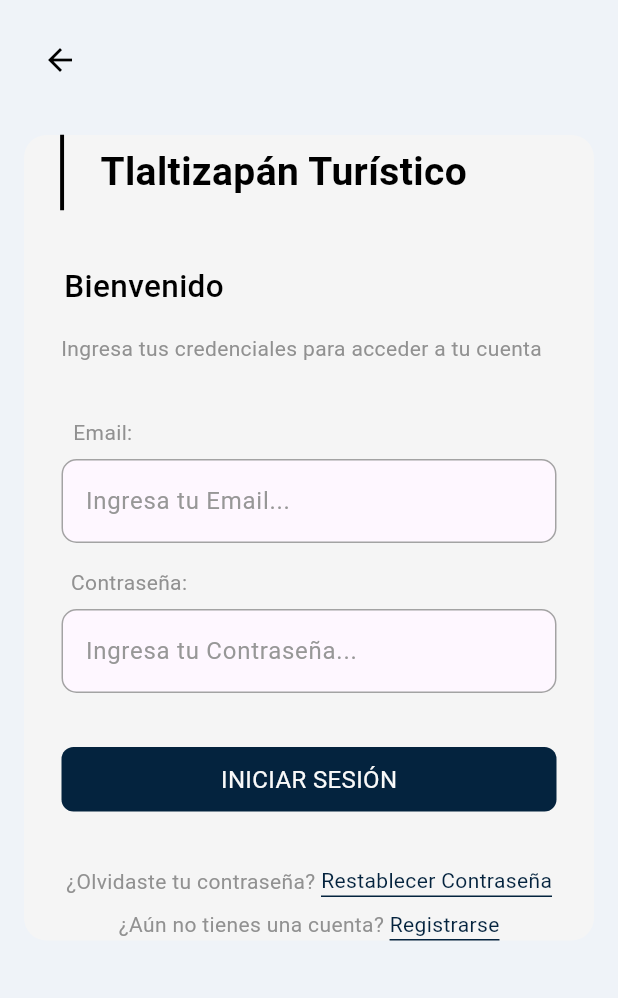
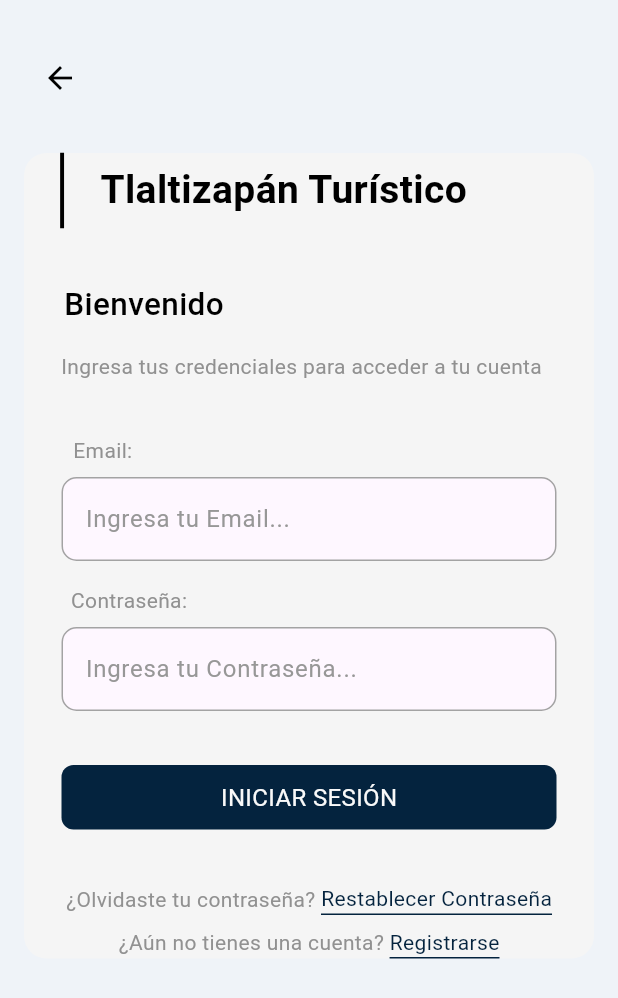
Before and after one commit to AlmaFKt/TlaltizapanTuristico, a Flutter app: the screen it shows after launch, after a tap on the "menu" icon, on a phone screen of 412 x 824 dp. Shown: the top 998 px of the screen. Run offline on Flutter 3.47's test engine with Material 3 defaults, Android fonts, the phone set to English and light mode, and no system bars; our stand-ins replace flutter_svg, get, google_fonts; network calls fail.

Commit message:
Se agrego plantilla para widget principal(Descubre), agregue variables, agregue img para uso de ejemplo, se arreglo la parte de inicio de sesion y rest contraseña (no scrolleaban bien).

```diff
--- /dev/null
+++ b/lib/Componentes/carta_customizable.dart
@@ -0,0 +1,104 @@
+import 'package:flutter/material.dart';
+import 'package:tlaltizapan_turistico/Componentes/variables.dart';
+
+class CartaCustomizable extends StatelessWidget {
+  final String imagePath;
+  final String title;
+  final String description;
+  final VoidCallback onTap;
+
+  CartaCustomizable({
+    required this.imagePath,
+    required this.title,
+    required this.description,
+    required this.onTap,
+  });
+
+  @override
+  Widget build(BuildContext context) {
+    return Padding(
+      padding: const EdgeInsets.all(15.0),
+      child: Container(
+        child: Column(crossAxisAlignment: CrossAxisAlignment.start, children: [
+          //Titulo
+          Text(
+            title,
+            style: H5,
+          ),
+          const SizedBox(height: 2),
+          //Descripción
+          Text(
+            description,
+            style: H3,
+          ),
+          SB16,
+          //Imagen con titulo
+          Stack(
+            children: [
+              ClipRRect(
+                borderRadius: BorderRadius.circular(15),
+                child: Image.network(
+                  imagePath,
+                  height: 130,
+                  width: double.infinity,
+                  fit: BoxFit.fill,
+                ),
+              ),
+              Container(
+                height: 130,
+                width: 380,
+                decoration: BoxDecoration(
+                  borderRadius: BorderRadius.circular(15),
+                  gradient: LinearGradient(
+                    begin: Alignment.centerLeft,
+                    end: Alignment.centerRight,
+                    colors: [Colors.black.withOpacity(0.7), Colors.transparent],
+                  ),
+                ),
+              ),
+              Positioned(
+                top: 43,
+                left: 10,
+                child: Text(
+                  title,
+                  style: TextStyle(
+                    color: Colors.white,
+                    fontSize: 32,
+                    fontWeight: FontWeight.w500,
+                  ),
+                ),
+              ),
+            ],
+          ),
+          SB8,
+          //Botón
+          Container(
+            width: double.infinity,
+            child: ElevatedButton(
+              onPressed: onTap,
+              child: Row(
+                mainAxisAlignment: MainAxisAlignment.center,
+                children: [
+                  Text(
+                    'Ver Todos',
+                    style: TextStyle(color: Colors.white, fontSize: 16),
+                  ),
+
+                  const SizedBox(width: 6),
+//icono
+                  Icon(Icons.chevron_right, color: Colors.white),
+                ],
+              ),
+              style: ElevatedButton.styleFrom(
+                backgroundColor: azulOscuro,
+                shape: RoundedRectangleBorder(
+                  borderRadius: BorderRadius.all(Radius.circular(14)),
+                ),
+              ),
+            ),
+          ),
+        ]),
+      ),
+    );
+  }
+}
--- a/lib/Componentes/variables.dart
+++ b/lib/Componentes/variables.dart
@@ -22,6 +22,14 @@ TextStyle H2 = GoogleFonts.roboto(
   ),
 );
 
+TextStyle H3 = GoogleFonts.roboto(
+  textStyle: const TextStyle(
+    color: Color.fromARGB(255, 95, 95, 95),
+    fontSize: 18.5,
+    fontWeight: FontWeight.w300,
+  ),
+);
+
 TextStyle H4 = GoogleFonts.roboto(
   textStyle: const TextStyle(
     color: Color.fromARGB(255, 145, 145, 145),
@@ -29,9 +37,20 @@ TextStyle H4 = GoogleFonts.roboto(
     fontWeight: FontWeight.normal,
   ),
 );
-
+//Texto extra
+TextStyle H5 = GoogleFonts.roboto(
+  textStyle: const TextStyle(
+    color: Color.fromARGB(255, 4, 35, 62),
+    fontSize: 24,
+    fontWeight: FontWeight.bold,
+  ),
+);
 //Color de fondo (sin tema oscuro y claro por el momento)
 Color ColorFondo = Color.fromARGB(255, 239, 243, 248);
+
+//Color tono azul oscuro y gris
+Color azulOscuro = Color.fromARGB(255, 4, 35, 62);
+Color gris = Color.fromARGB(255, 122, 122, 122);
 
 //Espacios con tamaños predefinidos considerando el diseño figma
 final SB8 = const SizedBox(height: 8);
@@ -50,8 +69,8 @@ PreferredSize appBar = PreferredSize(
           padding: const EdgeInsets.all(8.0),
           child: Image.asset(
             'imagenes/pueblos-magicos-png.png',
-            height: 140,
-            width: 120,
+            height: 85,
+            width: 85,
           ),
         ),
         Padding(
@@ -60,7 +79,11 @@ PreferredSize appBar = PreferredSize(
             onTap: () {
               Get.to(InicioSesion());
             },
-            child: Icon(Icons.menu, size: 30, color: Color.fromARGB(255, 122,122,122),),
+            child: Icon(
+              Icons.menu,
+              size: 30,
+              color: gris,
+            ),
           ),
         ),
       ],
--- a/lib/Responsivo/cuerpo_base.dart
+++ b/lib/Responsivo/cuerpo_base.dart
@@ -1,7 +1,9 @@
 import 'package:flutter/cupertino.dart';
 import 'package:flutter/material.dart';
 import 'package:flutter/widgets.dart';
+import 'package:tlaltizapan_turistico/Componentes/carta_customizable.dart';
 import '../Componentes/variables.dart';
+import 'package:google_fonts/google_fonts.dart';
 
 class CuerpoBase extends StatefulWidget {
   final Widget child;
@@ -33,20 +35,31 @@ class _CuerpoBaseState extends State<CuerpoBase> {
     return Scaffold(
       appBar: appBar,
       backgroundColor: ColorFondo,
-      body: Column(
-      children: [
-        Padding(
-          padding: const EdgeInsets.only(left: 12.0),
-          child: Text(
-            'Busca en Tlaltizapan',
-            style: H2,
+      body:
+          //Solo el ejemplo de la utilización del widget carta customizable
+          Column(
+        crossAxisAlignment: CrossAxisAlignment.start,
+        children: [
+          SB8,
+          CartaCustomizable(
+            imagePath:
+                'https://www.guiaturisticamexico.com/img/morelos-tlaltizapan.jpg',
+            title: 'Eventos',
+            description: 'Vive experiencias inolvidables',
+            onTap: () {},
           ),
-        ),
-        Expanded(
-          child: widget.child,
-        ),
-      ],
-    ),
+          SB16,
+          CartaCustomizable(
+            imagePath:
+                'https://dynamic-media-cdn.tripadvisor.com/media/photo-o/1b/e9/4e/c4/las-estacas-parque-natural.jpg',
+            title: 'Tours',
+            description:
+                'Atrévete a vivir nuevas aventuras a través de recorridos guiados',
+            onTap: () {},
+          ),
+        ],
+      ),
+      //arreglo de bottomNvaigation
       bottomNavigationBar: BottomNavigationBar(
         items: <BottomNavigationBarItem>[
           BottomNavigationBarItem(
@@ -62,13 +75,13 @@ class _CuerpoBaseState extends State<CuerpoBase> {
             label: 'Restaurantes',
           ),
           BottomNavigationBarItem(
-            icon: Icon(Icons.square),//no encontre un icono representativo
+            icon: Icon(Icons.square), //no encontre un icono representativo
             label: 'Artesanos',
           ),
         ],
         currentIndex: selectedIndex,
-        unselectedItemColor: Color.fromARGB(255, 122,122,122),
-  selectedItemColor: Color.fromARGB(255, 4,35,62),
+        unselectedItemColor: gris,
+        selectedItemColor: azulOscuro,
         onTap: onItemTapped,
       ),
     );
--- a/lib/Responsivo/movil_body.dart
+++ b/lib/Responsivo/movil_body.dart
@@ -1,4 +1,6 @@
 import 'package:flutter/material.dart';
+import '../Componentes/carta_customizable.dart';
+import '../Componentes/variables.dart';
 import 'cuerpo_base.dart';
 
 class MovilBody extends StatefulWidget {
@@ -15,7 +17,7 @@ class _MovilBodyState extends State<MovilBody> {
     return CuerpoBase(
       child: Column(
         children: [
-          // Add specific content for mobile layout
+
         ],
       ),
       selectedIndex: _selectedIndex,
--- a/lib/Sesion_Usuario/Inicio_sesion.dart
+++ b/lib/Sesion_Usuario/Inicio_sesion.dart
@@ -26,18 +26,18 @@ class _InicioSesionState extends State<InicioSesion> {
   @override
   Widget build(BuildContext context) {
     return Scaffold(
-      appBar: null,
       //el color de fondo podrá ser cambiado a var si se añade un modo oscuro y claro.
       backgroundColor: ColorFondo,
-
       body: SafeArea(
         child: Center(
+          child: SingleChildScrollView(
+            scrollDirection: Axis.vertical,
             child: SingleChildScrollView(
               scrollDirection: Axis.horizontal,
               child: Center(
                 child: Container(
                   constraints: BoxConstraints(
-                  maxHeight: 1024,
+                    maxHeight: 800,
                     maxWidth: 400,
                   ),
                   child: Column(
@@ -75,7 +75,9 @@ class _InicioSesionState extends State<InicioSesion> {
                             children: [
                               //Titulo y logo
                               Padding(
-                              padding: EdgeInsets.only(left: 0, ),
+                                padding: EdgeInsets.only(
+                                  left: 0,
+                                ),
                                 child: Row(
                                   children: [
                                     Transform.rotate(
@@ -152,7 +154,8 @@ class _InicioSesionState extends State<InicioSesion> {
                                   Row(
                                     mainAxisAlignment: MainAxisAlignment.center,
                                     children: [
-                                    Text("¿Olvidaste tu contraseña? ", style: H4),
+                                      Text("¿Olvidaste tu contraseña? ",
+                                          style: H4),
                                       GestureDetector(
                                         onTap: () {
                                           Get.to(RestContrasena());
@@ -161,7 +164,8 @@ class _InicioSesionState extends State<InicioSesion> {
                                           decoration: BoxDecoration(
                                             border: Border(
                                               bottom: BorderSide(
-                                              color: Color.fromARGB(255, 4, 35, 62),
+                                                color: Color.fromARGB(
+                                                    255, 4, 35, 62),
                                                 width: 1.0,
                                               ),
                                             ),
@@ -169,7 +173,8 @@ class _InicioSesionState extends State<InicioSesion> {
                                           child: Text(
                                             "Restablecer Contraseña",
                                             style: TextStyle(
-                                            color: Color.fromARGB(255, 4, 35, 62),
+                                              color: Color.fromARGB(
+                                                  255, 4, 35, 62),
                                             ),
                                           ),
                                         ),
@@ -180,7 +185,8 @@ class _InicioSesionState extends State<InicioSesion> {
                                   Row(
                                     mainAxisAlignment: MainAxisAlignment.center,
                                     children: [
-                                    Text("¿Aún no tienes una cuenta? ", style: H4),
+                                      Text("¿Aún no tienes una cuenta? ",
+                                          style: H4),
                                       GestureDetector(
                                         onTap: () {
                                           Get.to(RegistroUsuario());
@@ -189,7 +195,8 @@ class _InicioSesionState extends State<InicioSesion> {
                                           decoration: BoxDecoration(
                                             border: Border(
                                               bottom: BorderSide(
-                                              color: Color.fromARGB(255, 4, 35, 62),
+                                                color: Color.fromARGB(
+                                                    255, 4, 35, 62),
                                                 width: 1.0,
                                               ),
                                             ),
@@ -197,7 +204,8 @@ class _InicioSesionState extends State<InicioSesion> {
                                           child: Text(
                                             "Registrarse",
                                             style: TextStyle(
-                                            color: Color.fromARGB(255, 4, 35, 62),
+                                              color: Color.fromARGB(
+                                                  255, 4, 35, 62),
                                             ),
                                           ),
                                         ),
@@ -217,6 +225,7 @@ class _InicioSesionState extends State<InicioSesion> {
             ),
           ),
         ),
+      ),
     );
   }
 }
--- a/lib/Sesion_Usuario/restablecer_contrasena.dart
+++ b/lib/Sesion_Usuario/restablecer_contrasena.dart
@@ -20,7 +20,8 @@ class _RestContrasenaState extends State<RestContrasena> {
     return Scaffold(
       backgroundColor: ColorFondo,
       body: SafeArea(
-        child: Center(
+          child: SingleChildScrollView(
+            scrollDirection: Axis.vertical,
           child: SingleChildScrollView(
             scrollDirection: Axis.horizontal,
             child: Column(
```
Also changed, not shown: imagenes/tlalti.jpg (added), pubspec.lock. Lines whose indentation alone changed are shown as unchanged.
